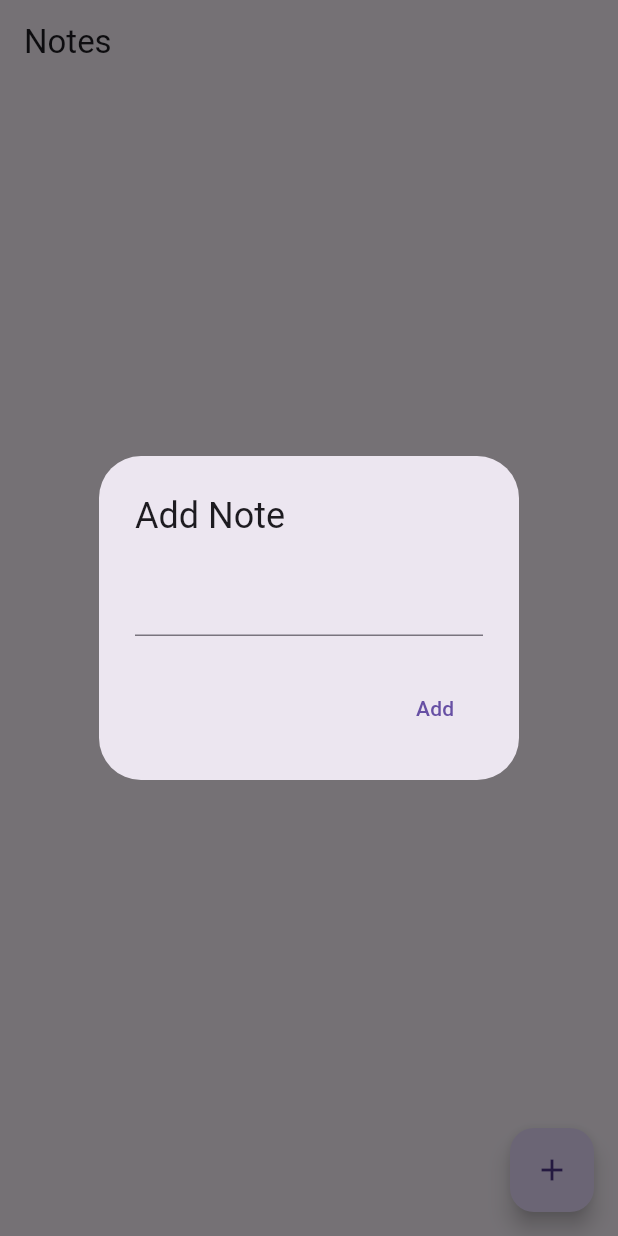
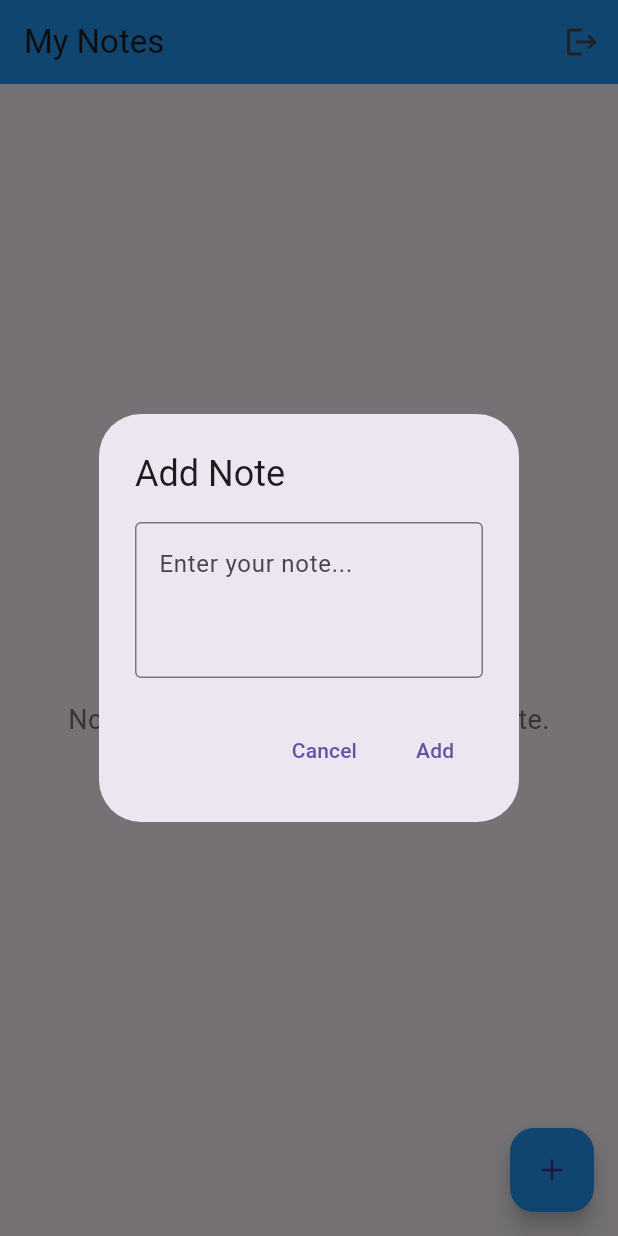
Before and after one commit to ChristianIshimwe7/Notes_Reg_Flutter, a Flutter app: the screen it shows once a user with an empty profile is signed in, after a tap on the "add" icon, on a phone screen of 412 x 824 dp. Run offline on Flutter 3.47's test engine with Material 3 defaults, Android fonts, the phone set to English and light mode, and no system bars; our stand-ins replace cloud_firestore, firebase_auth, firebase_core; accounts and stored records are empty.

Commit message:
Update note_screen.dart
Note scrn updates

```diff
--- a/lib/note_screen.dart
+++ b/lib/note_screen.dart
@@ -1,25 +1,56 @@
 import 'package:flutter/material.dart';
 import 'package:provider/provider.dart';
-import 'note_provider.dart'; // Ensure this import is correct
+import 'package:firebase_auth/firebase_auth.dart';
+import 'note_provider.dart';
 
-class NoteScreen extends StatelessWidget {
+class NoteScreen extends StatefulWidget {
+  @override
+  _NoteScreenState createState() => _NoteScreenState();
+}
+
+class _NoteScreenState extends State<NoteScreen> {
   final TextEditingController _noteController = TextEditingController();
-  final GlobalKey<ScaffoldMessengerState> _scaffoldKey =
-      GlobalKey<ScaffoldMessengerState>();
 
-  void _showAddNoteDialog(BuildContext context) {
+  @override
+  void initState() {
+    super.initState();
+    WidgetsBinding.instance.addPostFrameCallback((_) {
+      final noteProvider = Provider.of<NoteProvider>(context, listen: false);
+      noteProvider.setContext(context);
+      noteProvider.fetchNotes();
+    });
+  }
+
+  @override
+  void dispose() {
+    _noteController.dispose();
+    super.dispose();
+  }
+
+  void _showAddNoteDialog() {
+    _noteController.clear();
     showDialog(
       context: context,
       builder: (context) => AlertDialog(
         title: const Text('Add Note'),
-        content: TextField(controller: _noteController),
+        content: TextField(
+          controller: _noteController,
+          decoration: const InputDecoration(
+            hintText: 'Enter your note...',
+            border: OutlineInputBorder(),
+          ),
+          maxLines: 3,
+        ),
         actions: [
           TextButton(
+            onPressed: () => Navigator.pop(context),
+            child: const Text('Cancel'),
+          ),
+          TextButton(
             onPressed: () {
-              if (_noteController.text.isNotEmpty) {
+              if (_noteController.text.trim().isNotEmpty) {
                 Provider.of<NoteProvider>(context, listen: false)
-                    .addNote(_noteController.text);
-                _noteController.clear();
+                    .addNote(_noteController.text.trim());
                 Navigator.pop(context);
               }
             },
@@ -30,20 +61,30 @@ class NoteScreen extends StatelessWidget {
     );
   }
 
-  void _showEditNoteDialog(BuildContext context, Note note) {
+  void _showEditNoteDialog(Note note) {
     _noteController.text = note.title;
     showDialog(
       context: context,
       builder: (context) => AlertDialog(
         title: const Text('Edit Note'),
-        content: TextField(controller: _noteController),
+        content: TextField(
+          controller: _noteController,
+          decoration: const InputDecoration(
+            hintText: 'Enter your note...',
+            border: OutlineInputBorder(),
+          ),
+          maxLines: 3,
+        ),
         actions: [
           TextButton(
+            onPressed: () => Navigator.pop(context),
+            child: const Text('Cancel'),
+          ),
+          TextButton(
             onPressed: () {
-              if (_noteController.text.isNotEmpty) {
+              if (_noteController.text.trim().isNotEmpty) {
                 Provider.of<NoteProvider>(context, listen: false)
-                    .updateNote(note.id, _noteController.text);
-                _noteController.clear();
+                    .updateNote(note.id, _noteController.text.trim());
                 Navigator.pop(context);
               }
             },
@@ -54,42 +95,116 @@ class NoteScreen extends StatelessWidget {
     );
   }
 
+  void _showDeleteDialog(Note note) {
+    showDialog(
+      context: context,
+      builder: (context) => AlertDialog(
+        title: const Text('Delete Note'),
+        content: const Text('Are you sure you want to delete this note?'),
+        actions: [
+          TextButton(
+            onPressed: () => Navigator.pop(context),
+            child: const Text('Cancel'),
+          ),
+          TextButton(
+            onPressed: () {
+              Provider.of<NoteProvider>(context, listen: false)
+                  .deleteNote(note.id);
+              Navigator.pop(context);
+            },
+            child: const Text('Delete'),
+          ),
+        ],
+      ),
+    );
+  }
+
+  String _formatDate(DateTime date) {
+    return '${date.day}/${date.month}/${date.year} ${date.hour}:${date.minute.toString().padLeft(2, '0')}';
+  }
+
   @override
   Widget build(BuildContext context) {
     return Consumer<NoteProvider>(
       builder: (context, noteProvider, child) {
         return Scaffold(
-          key: _scaffoldKey,
-          appBar: AppBar(title: const Text('Notes')),
+          appBar: AppBar(
+            title: const Text('My Notes'),
+            backgroundColor: Colors.blue,
+            actions: [
+              IconButton(
+                icon: const Icon(Icons.logout),
+                onPressed: () async {
+                  await FirebaseAuth.instance.signOut();
+                },
+              ),
+            ],
+          ),
           body: noteProvider.isLoading
               ? const Center(child: CircularProgressIndicator())
               : noteProvider.notes.isEmpty
-                  ? const Center(
-                      child: Text('Nothing here yet—tap ➕ to add a note'))
+                  ? Center(
+                      child: Column(
+                        mainAxisAlignment: MainAxisAlignment.center,
+                        children: [
+                          Icon(
+                            Icons.note_add,
+                            size: 64,
+                            color: Colors.grey,
+                          ),
+                          const SizedBox(height: 16),
+                          Text(
+                            'Nothing here yet—tap ➕ to add a note.',
+                            style: TextStyle(
+                              fontSize: 18,
+                              color: Colors.grey[600],
+                            ),
+                            textAlign: TextAlign.center,
+                          ),
+                        ],
+                      ),
+                    )
                   : ListView.builder(
+                      padding: const EdgeInsets.all(8.0),
                       itemCount: noteProvider.notes.length,
                       itemBuilder: (context, index) {
                         final note = noteProvider.notes[index];
-                        return ListTile(
-                          title: Text(note.title),
+                        return Card(
+                          margin: const EdgeInsets.symmetric(vertical: 4.0),
+                          child: ListTile(
+                            title: Text(
+                              note.title,
+                              maxLines: 2,
+                              overflow: TextOverflow.ellipsis,
+                            ),
+                            subtitle: Text(
+                              'Updated: ${_formatDate(note.updatedAt)}',
+                              style: TextStyle(
+                                fontSize: 12,
+                                color: Colors.grey[600],
+                              ),
+                            ),
                             trailing: Row(
                               mainAxisSize: MainAxisSize.min,
                               children: [
                                 IconButton(
                                   icon: const Icon(Icons.edit),
-                                  onPressed: () =>
-                                      _showEditNoteDialog(context, note)),
+                                  onPressed: () => _showEditNoteDialog(note),
+                                ),
                                 IconButton(
                                   icon: const Icon(Icons.delete),
-                                  onPressed: () =>
-                                      noteProvider.deleteNote(note.id)),
+                                  onPressed: () => _showDeleteDialog(note),
+                                ),
                               ],
+                            ),
+                            onTap: () => _showEditNoteDialog(note),
                           ),
                         );
                       },
                     ),
           floatingActionButton: FloatingActionButton(
-            onPressed: () => _showAddNoteDialog(context),
+            onPressed: _showAddNoteDialog,
+            backgroundColor: Colors.blue,
             child: const Icon(Icons.add),
           ),
         );
```
Lines whose indentation alone changed are shown as unchanged.
